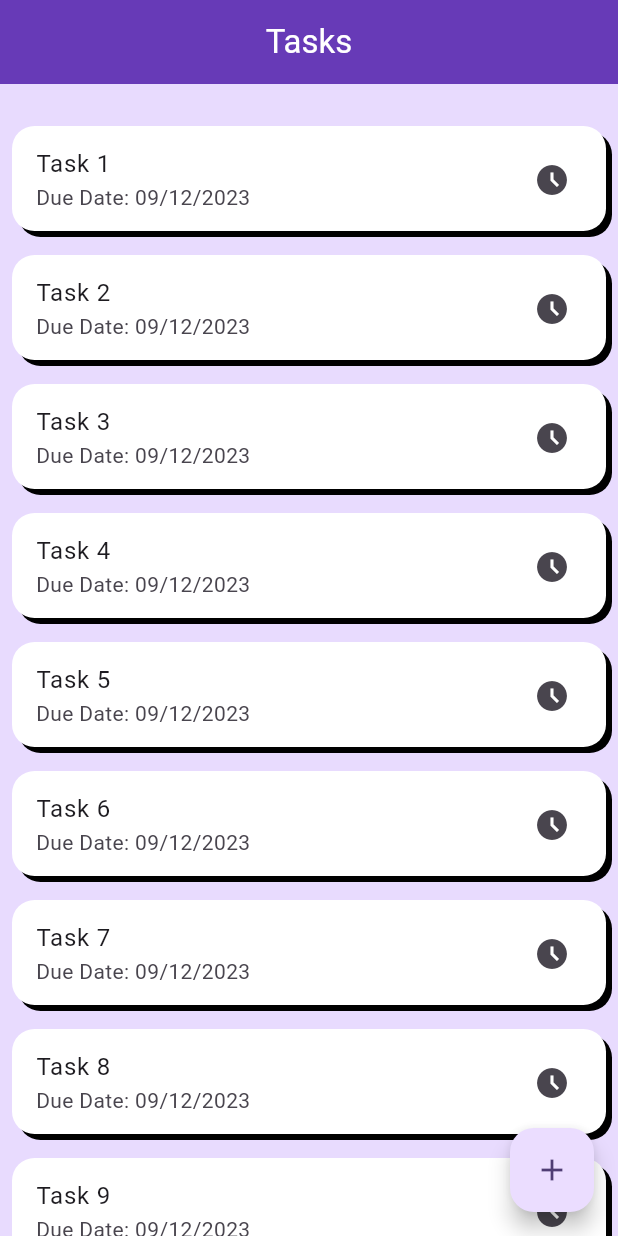
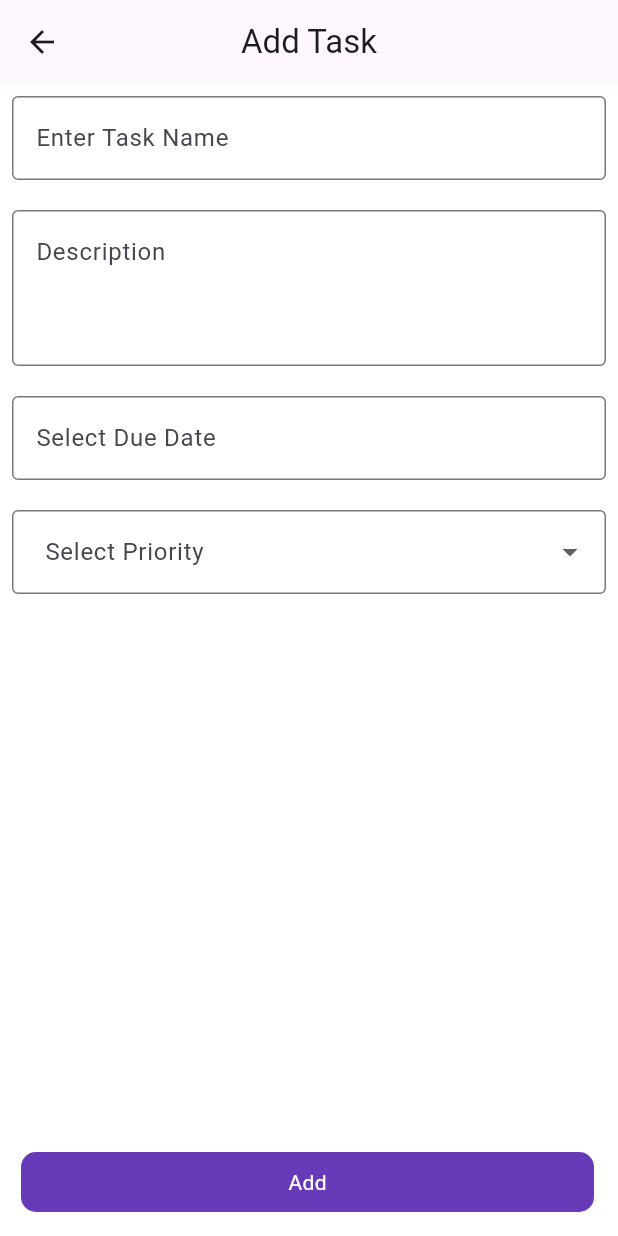
Before and after one commit to BilalOsama15/TaskManagerApp, a Flutter app: the screen it shows after launch, after a tap on the "add" icon, on a phone screen of 412 x 824 dp. Run offline on Flutter 3.47's test engine with Material 2 defaults, Android fonts, the phone set to English and light mode, and no system bars.

Commit message:
Add Task Page
- Add Task Page in which (name, description, due date, priority)

```diff
--- /dev/null
+++ b/task_manager/lib/AddTask.dart
@@ -0,0 +1,178 @@
+// ignore_for_file: camel_case_types
+
+import 'package:flutter/material.dart';
+import 'package:intl/intl.dart';
+
+class addTask extends StatefulWidget {
+  const addTask({super.key});
+
+  @override
+  State<addTask> createState() => _addTaskState();
+}
+
+class _addTaskState extends State<addTask> {
+  TextEditingController dateInput = TextEditingController();
+   TextEditingController taskName = TextEditingController();
+    TextEditingController description= TextEditingController();
+     TextEditingController priority= TextEditingController();
+    List<String> Data = [
+    "High",
+    "Medium",
+    "Low"
+  ];
+   var _formkey=GlobalKey<FormState>();
+  @override
+  void initState() {
+    dateInput.text = "";
+    super.initState();
+  }
+  @override
+  Widget build(BuildContext context) {
+    return Scaffold(
+      backgroundColor: Colors.white,
+      appBar: AppBar(
+        title: const Text("Add Task"),
+        centerTitle: true,
+      ),
+      body:
+       Padding(
+        padding: EdgeInsets.all(8.0),
+        child: Form(
+          key: _formkey,
+          child: Column(
+            children: [
+               TextFormField(
+                  validator: (value) {
+                    if (value == null || value.isEmpty) {
+                      return "Text Feild Cannot Empty";
+                    }
+                    return null;
+                 },
+                 controller: taskName,
+                decoration: const InputDecoration(
+                   alignLabelWithHint: true,
+                  labelText: "Enter Task Name",
+                  border:OutlineInputBorder(
+                    borderSide: BorderSide(
+                      color: Colors.deepPurple
+                    )
+                  )
+
+                ),
+              ),
+            const  SizedBox(height: 20,),
+                TextFormField(
+                 validator: (value) {
+                    if (value == null || value.isEmpty) {
+                      return "Text Feild Cannot Empty";
+                    }
+                  return null;
+                 },
+                 controller: description,
+                textAlign: TextAlign.start,
+                maxLines: 3,
+                decoration: const InputDecoration(
+                  alignLabelWithHint: true,
+                  labelText: "Description",
+                  border:OutlineInputBorder(
+                    borderSide: BorderSide(
+                      color: Colors.deepPurple
+                    )
+                  )
+
+                ),
+              ),
+            const  SizedBox(height: 20,),
+              TextFormField(
+               validator: (value) {
+                  if (value == null || value.isEmpty) {
+                    return "Date Must be Select";
+                  }
+                  return null;
+               },
+                controller: dateInput,
+                //editing controller of this TextField
+                decoration: const InputDecoration(
+                   alignLabelWithHint: true,
+                  labelText: "Select Due Date",
+                  border:OutlineInputBorder(
+                    borderSide: BorderSide(
+                      color: Colors.deepPurple
+                    )
+                  )
+
+                ),
+                readOnly: true,
+                //set it true, so that user will not able to edit text
+                onTap: () async {
+                  DateTime? pickedDate = await showDatePicker(
+                      context: context,
+                      initialDate: DateTime.now(),
+                      firstDate: DateTime(1950),
+                      //DateTime.now() - not to allow to choose before today.
+                      lastDate: DateTime(2100));
+
+                  if (pickedDate != null) {
+                    print(
+                        pickedDate); //pickedDate output format => 2021-03-10 00:00:00.000
+                    String formattedDate =
+                        DateFormat('yyyy-MM-dd').format(pickedDate);
+                    print(
+                        formattedDate); //formatted date output using intl package =>  2021-03-16
+                    setState(() {
+                      dateInput.text =
+                          formattedDate; //set output date to TextField value.
+                    });
+                  } else {}
+                },
+              ),
+             const SizedBox(height: 20,),
+              DropdownButtonFormField(
+              items: Data.map((String category) {
+
+          return DropdownMenuItem(
+              value: category,
+              child: Row(
+                children: <Widget>[
+                  Text(category),
+                ],
+              ));
+              }).toList(),
+              onChanged: (newvalue) {
+          setState(() => priority.text = newvalue.toString());
+              },
+              decoration: InputDecoration(
+            label: Text("Select Priority"),
+
+            border: OutlineInputBorder(
+              gapPadding: 10.0),
+            focusColor: Colors.white),
+              focusColor: Colors.white,
+            )
+            ],
+          ),
+        ),
+      ),
+      floatingActionButton: InkWell(
+        onTap: (){
+          if(_formkey.currentState!.validate())
+          {
+            print("add");
+          }
+        },
+        child: Padding(
+          padding: const EdgeInsets.only(left:30.0),
+          child: Container(
+            height: 40,width: double.infinity,
+            alignment: Alignment.center,
+            decoration: BoxDecoration(
+              color: Colors.deepPurple,
+              borderRadius: BorderRadius.all(Radius.circular(10))
+            ),
+            child: Text("Add",style: TextStyle(color: Colors.white),),
+          ),
+        ),
+      )
+    );
+  }
+}
--- a/task_manager/lib/Tasks.dart
+++ b/task_manager/lib/Tasks.dart
@@ -1,6 +1,7 @@
 // ignore_for_file: camel_case_types
 
 import 'package:flutter/material.dart';
+import 'package:task_manager/AddTask.dart';
 
 class taskListing extends StatefulWidget {
   const taskListing({super.key});
@@ -53,7 +54,7 @@ class _taskListingState extends State<taskListing> {
       floatingActionButton: FloatingActionButton(
         tooltip: 'Add Task',
         onPressed: () {
-
+          Navigator.push(context, MaterialPageRoute(builder: (context)=> const addTask()));
          },
         child: const Icon(Icons.add),
       ),
--- a/task_manager/lib/main.dart
+++ b/task_manager/lib/main.dart
@@ -12,7 +12,7 @@ class MyApp extends StatelessWidget {
   @override
   Widget build(BuildContext context) {
     return MaterialApp(
-      title: 'Flutter Demo',
+      title: 'Task Manager',
       theme: ThemeData(
 
         colorScheme: ColorScheme.fromSeed(seedColor: Colors.deepPurple),
--- a/task_manager/pubspec.yaml
+++ b/task_manager/pubspec.yaml
@@ -30,6 +30,7 @@ environment:
 dependencies:
   flutter:
     sdk: flutter
+  intl: ^0.18.1
 
 
   # The following adds the Cupertino Icons font to your application.
```
Also changed, not shown: task_manager/pubspec.lock.
